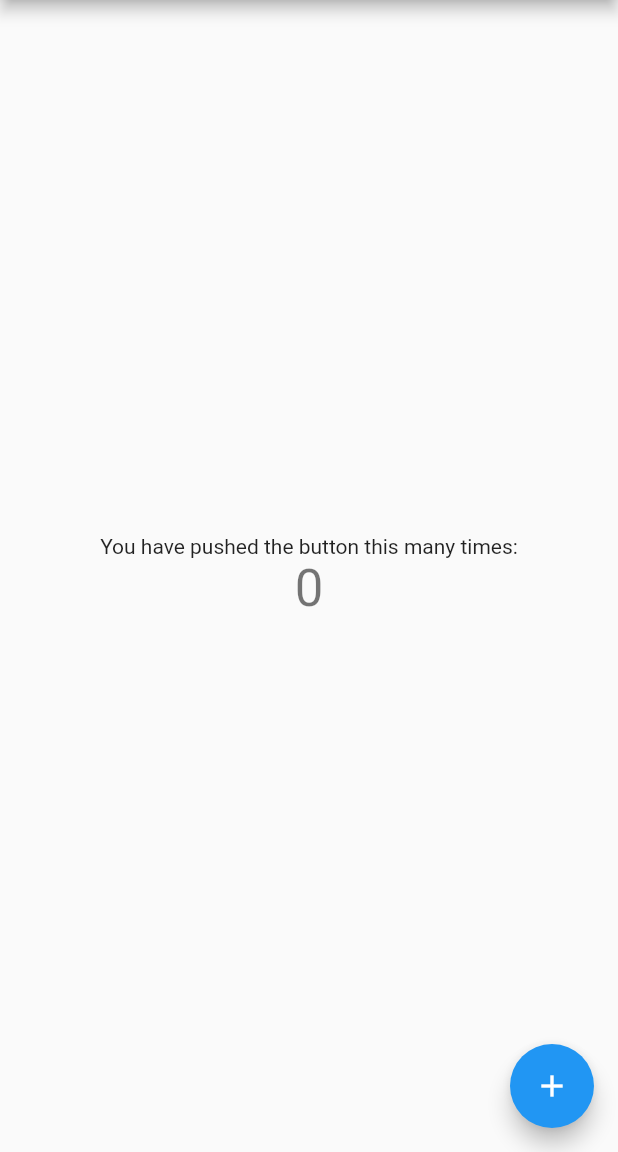
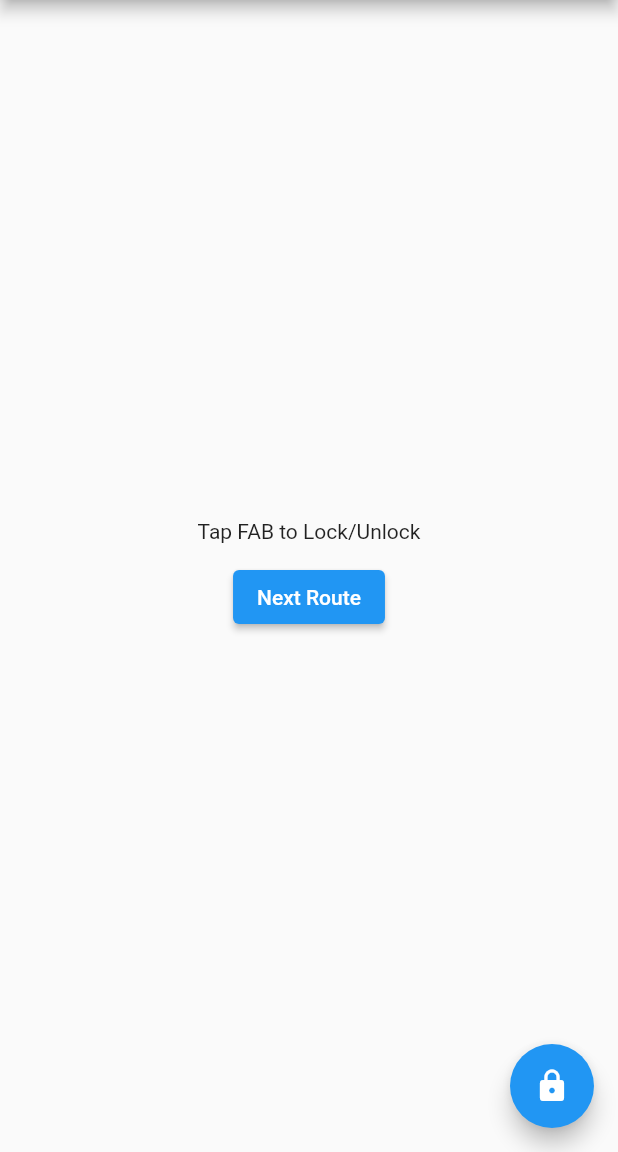
Before and after one commit to OrlandoEduardo101/router_guard_poc, a Flutter app: the screen it shows after launch, on a phone screen of 412 x 824 dp, the part 84-1236 px from its top. Run offline on Flutter 3.47's test engine with Material 2 defaults, Android fonts, the phone set to English and light mode, and no system bars.

Commit message:
POC Navigation and Route guard

```diff
--- a/lib/main.dart
+++ b/lib/main.dart
@@ -1,4 +1,22 @@
+import 'dart:developer';
+
 import 'package:flutter/material.dart';
+
+bool isAuthenticated = false;
+
+final Map<String, PageRoute> routes = {
+  '/': MaterialPageRoute(
+    builder: (_) => const MyHomePage(title: 'Flutter Demo Home Page'),
+  ),
+  '/protectedRoute': CustomPageRouter(
+    pageBuilder: (context, animation, secondaryAnimation) {
+      return const ProtectedRoute();
+    },
+    guards: [
+      AuthGuard(),
+    ],
+  ),
+};
 
 void main() {
   runApp(const MyApp());
@@ -7,39 +25,36 @@ void main() {
 class MyApp extends StatelessWidget {
   const MyApp({super.key});
 
-  // This widget is the root of your application.
   @override
   Widget build(BuildContext context) {
     return MaterialApp(
       title: 'Flutter Demo',
       theme: ThemeData(
-        // This is the theme of your application.
-        //
-        // Try running your application with "flutter run". You'll see the
-        // application has a blue toolbar. Then, without quitting the app, try
-        // changing the primarySwatch below to Colors.green and then invoke
-        // "hot reload" (press "r" in the console where you ran "flutter run",
-        // or simply save your changes to "hot reload" in a Flutter IDE).
-        // Notice that the counter didn't reset back to zero; the application
-        // is not restarted.
         primarySwatch: Colors.blue,
       ),
-      home: const MyHomePage(title: 'Flutter Demo Home Page'),
+      // home: const MyHomePage(title: 'Flutter Demo Home Page'),
+      initialRoute: '/',
+      // routes: {
+      //   '/': (context) => const MyHomePage(title: 'Flutter Demo Home Page'),
+      //   '/protectedRoute': (context) => const ProtectedRoute(),
+      // },
+      onGenerateRoute: generateRoute,
     );
+  }
+
+  Route<dynamic>? generateRoute(RouteSettings settings) {
+    return routes[settings.name];
+    // for (final element in routes.keys) {
+    //   if (element == settings.name) {
+    //     return routes[element];
+    //   }
+    // }
+    // return null;
   }
 }
 
 class MyHomePage extends StatefulWidget {
   const MyHomePage({super.key, required this.title});
-
-  // This widget is the home page of your application. It is stateful, meaning
-  // that it has a State object (defined below) that contains fields that affect
-  // how it looks.
-
-  // This class is the configuration for the state. It holds the values (in this
-  // case the title) provided by the parent (in this case the App widget) and
-  // used by the build method of the State. Fields in a Widget subclass are
-  // always marked "final".
 
   final String title;
 
@@ -48,68 +63,123 @@ class MyHomePage extends StatefulWidget {
 }
 
 class _MyHomePageState extends State<MyHomePage> {
-  int _counter = 0;
+  final AuthGuard authGuard = AuthGuard();
 
-  void _incrementCounter() {
-    setState(() {
-      // This call to setState tells the Flutter framework that something has
-      // changed in this State, which causes it to rerun the build method below
-      // so that the display can reflect the updated values. If we changed
-      // _counter without calling setState(), then the build method would not be
-      // called again, and so nothing would appear to happen.
-      _counter++;
-    });
+  void navigateToProtectedRoute(BuildContext context) async {
+    // bool canAccess = await authGuard.canActivate();
+    NavigationHelper.navigateToRoute(context, '/protectedRoute');
+    // if (canAccess) {
+    // } else {
+    //   showAlertDialog(context, 'user not auth');
+    // }
   }
 
   @override
   Widget build(BuildContext context) {
-    // This method is rerun every time setState is called, for instance as done
-    // by the _incrementCounter method above.
     //
-    // The Flutter framework has been optimized to make rerunning build methods
-    // fast, so that you can just rebuild anything that needs updating rather
-    // than having to individually change instances of widgets.
     return Scaffold(
         appBar: AppBar(
-        // Here we take the value from the MyHomePage object that was created by
-        // the App.build method, and use it to set our appbar title.
           title: Text(widget.title),
         ),
         body: Center(
-        // Center is a layout widget. It takes a single child and positions it
-        // in the middle of the parent.
           child: Column(
-          // Column is also a layout widget. It takes a list of children and
-          // arranges them vertically. By default, it sizes itself to fit its
-          // children horizontally, and tries to be as tall as its parent.
             //
-          // Invoke "debug painting" (press "p" in the console, choose the
-          // "Toggle Debug Paint" action from the Flutter Inspector in Android
-          // Studio, or the "Toggle Debug Paint" command in Visual Studio Code)
-          // to see the wireframe for each widget.
             //
-          // Column has various properties to control how it sizes itself and
-          // how it positions its children. Here we use mainAxisAlignment to
-          // center the children vertically; the main axis here is the vertical
-          // axis because Columns are vertical (the cross axis would be
-          // horizontal).
             mainAxisAlignment: MainAxisAlignment.center,
             children: <Widget>[
               const Text(
-              'You have pushed the button this many times:',
+                'Tap FAB to Lock/Unlock',
               ),
-            Text(
-              '$_counter',
-              style: Theme.of(context).textTheme.headlineMedium,
+              const SizedBox(
+                height: 12,
+              ),
+              Center(
+                child: ElevatedButton(
+                  child: const Text('Next Route'),
+                  onPressed: () {
+                    navigateToProtectedRoute(context);
+                  },
+                ),
               ),
             ],
           ),
         ),
         floatingActionButton: FloatingActionButton(
-        onPressed: _incrementCounter,
-        tooltip: 'Increment',
-        child: const Icon(Icons.add),
-      ), // This trailing comma makes auto-formatting nicer for build methods.
+          onPressed: changeAuth,
+          tooltip: 'Unlock guard',
+          child: isAuthenticated ? const Icon(Icons.lock_open) : const Icon(Icons.lock),
+        ));
+  }
+
+  void changeAuth() {
+    setState(() {
+      isAuthenticated = !isAuthenticated;
+    });
+  }
+}
+
+void showAlertDialog(BuildContext context, String message) {
+  ScaffoldMessenger.of(context).showSnackBar(
+    SnackBar(
+      content: Text(message),
+      duration: const Duration(seconds: 2),
+    ),
+  );
+}
+
+abstract class IRouterGuard {
+  Future<bool> canActivate();
+
+  @override
+  String toString() => runtimeType.toString();
+}
+
+class AuthGuard implements IRouterGuard {
+  @override
+  Future<bool> canActivate() async {
+    return isAuthenticated;
+  }
+}
+
+class ProtectedRoute extends StatelessWidget {
+  const ProtectedRoute({super.key});
+
+  @override
+  Widget build(BuildContext context) {
+    return Scaffold(
+      appBar: AppBar(
+        title: const Text('Protected Route'),
+      ),
+      body: const Center(
+        child: Text('new route'),
+      ),
     );
   }
 }
+
+class NavigationHelper {
+  static void navigateToRoute(BuildContext context, String route) async {
+    final pageRoute = routes[route];
+    if (pageRoute is CustomPageRouter) {
+      final List<bool> listCanActivate = [];
+      for (final guard in pageRoute.guards) {
+        listCanActivate.add(await guard.canActivate());
+      }
+      if (listCanActivate.every((element) => element)) {
+        // ignore: use_build_context_synchronously
+        Navigator.pushNamed(context, route);
+      } else {
+        final firstFalse = listCanActivate.firstWhere((element) => !element);
+        final routeGuardName = pageRoute.guards[listCanActivate.indexOf(firstFalse)].toString().split("'")[1];
+        log('$routeGuardName dont active');
+        // ignore: use_build_context_synchronously
+        showAlertDialog(context, '$routeGuardName dont active');
+      }
+    }
+  }
+}
+
+class CustomPageRouter extends PageRouteBuilder {
+  CustomPageRouter({required super.pageBuilder, this.guards = const []});
+  final List<IRouterGuard> guards;
+}
```
Lines whose indentation alone changed are shown as unchanged.
